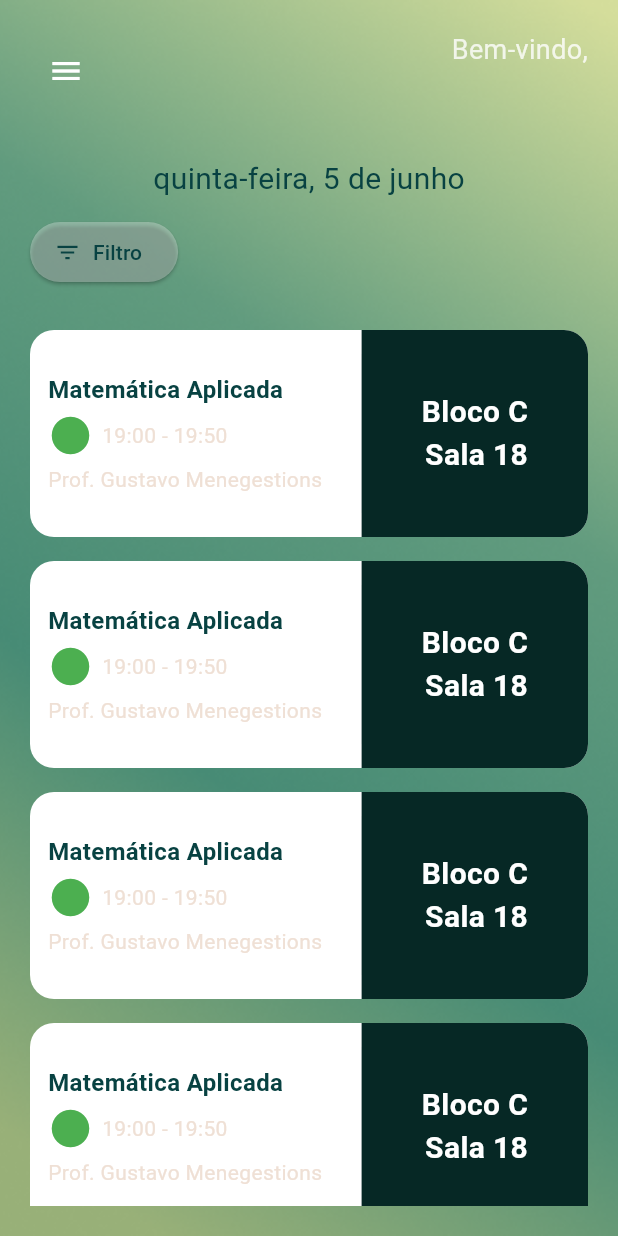
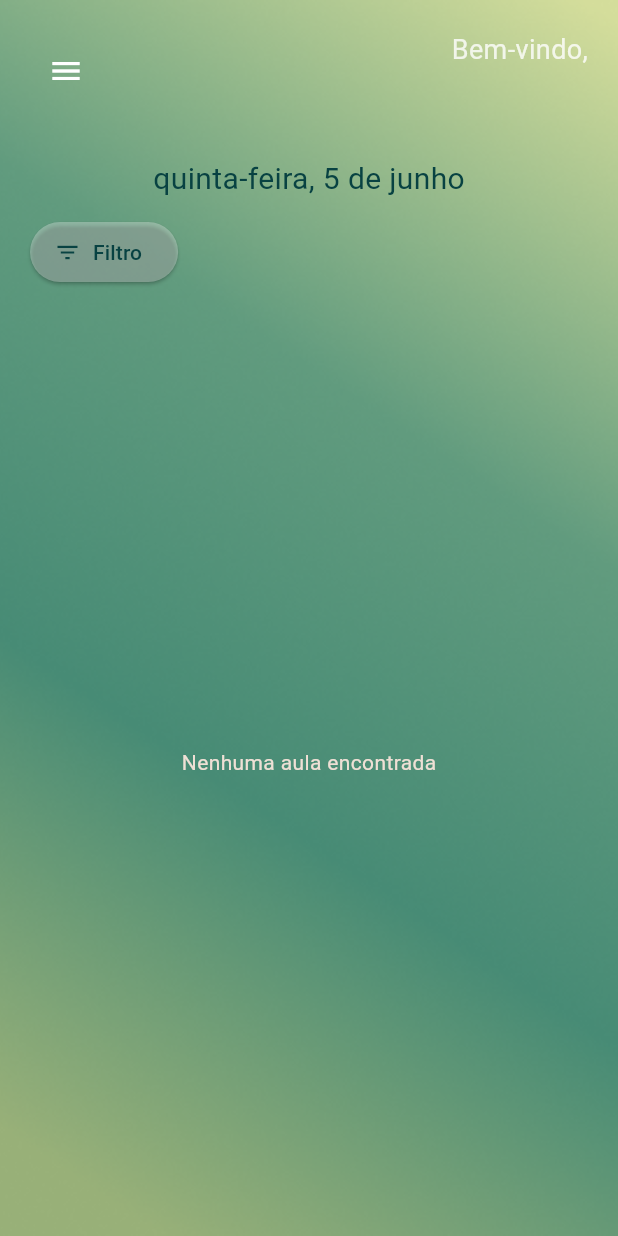
Before and after one commit to MatheusCiotti/EnsalaMais, a Flutter app: the screen it shows once a user with an empty profile is signed in, on a phone screen of 412 x 824 dp. Run offline on Flutter 3.47's test engine with Material 3 defaults, Android fonts, the phone set to English and light mode, and no system bars; our stand-ins replace supabase_flutter; accounts and stored records are empty.

Commit message:
arrumando as aulas na homepage

```diff
--- a/lib/screens/home_screen.dart
+++ b/lib/screens/home_screen.dart
@@ -1,4 +1,6 @@
 import 'package:flutter/material.dart';
+import 'package:sala/models/class.dart';
+import 'package:sala/services/classes_service.dart';
 import '../services/supabase_service.dart';
 import 'package:intl/intl.dart';
 import 'package:intl/date_symbol_data_local.dart';
@@ -25,12 +27,38 @@ class _HomeScreenState extends State<HomeScreen> {
   final List<String> _cursos = ['Engenharia', 'Direito', 'Administração'];
   final List<String> _professores = ['Ana', 'Carlos', 'Beatriz'];
 
+//  List<Map<String, dynamic>> _aulas = [];
+//bool _isLoadingAulas = true;
+
+List<Class> _aulas = [];
+bool _isLoadingAulas = true;
+
+
+
 @override
 void initState() {
   super.initState();
   initializeDateFormatting('pt_BR', null);
   _loadUserData();
+  _loadAulas();
 }
+
+Future<void> _loadAulas() async {
+  try {
+    final aulas = await ClassesService.getClasses();
+    setState(() {
+      _aulas = aulas;
+      _isLoadingAulas = false;
+    });
+  } catch (e) {
+    setState(() => _isLoadingAulas = false);
+    ScaffoldMessenger.of(context).showSnackBar(
+      SnackBar(content: Text('Erro ao carregar aulas: $e')),
+    );
+  }
+}
+
+
 
   Future<void> _loadUserData() async {
     final user = SupabaseService.currentUser;
@@ -79,7 +107,7 @@ class _HomeScreenState extends State<HomeScreen> {
                             ),
                           ),
                           Text(
-                            _userName ?? 'Carregando...',
+                            _userName ?? 'Usuário',
                             style: const TextStyle(
                               color: Colors.white,
                               fontSize: 20,
@@ -152,12 +180,20 @@ class _HomeScreenState extends State<HomeScreen> {
                   ],
 
                   const SizedBox(height: 20),
+
 Expanded(
-                    child: ListView.builder(
-                      itemCount: 4,
-                      itemBuilder: (context, index) => _buildClassCard(),
+  child: _isLoadingAulas
+      ? const Center(child: CircularProgressIndicator())
+      : _aulas.isEmpty
+          ? const Center(child: Text('Nenhuma aula encontrada'))
+          : ListView.builder(
+              itemCount: _aulas.length,
+              itemBuilder: (context, index) =>
+                  _buildClassCardFromData(_aulas[index]),
             ),
 ),
+
+
                 ],
               ),
             ),
@@ -195,7 +231,8 @@ class _HomeScreenState extends State<HomeScreen> {
     );
   }
 
-  Widget _buildClassCard() {
+
+Widget _buildClassCardFromData(Class aula) {
   return Container(
     margin: const EdgeInsets.symmetric(vertical: 8),
     decoration: BoxDecoration(
@@ -209,31 +246,54 @@ class _HomeScreenState extends State<HomeScreen> {
             padding: const EdgeInsets.all(12.0),
             child: Column(
               crossAxisAlignment: CrossAxisAlignment.start,
-                children: const [
+              children: [
                 Text(
-                    'Matemática Aplicada',
-                    style: TextStyle(
+                  aula.name ?? 'Sem título',
+                  style: const TextStyle(
                     fontSize: 16,
                     fontWeight: FontWeight.bold,
                     color: Color.fromRGBO(8, 66, 66, 1),
                   ),
                 ),
-                  SizedBox(height: 4),
+                const SizedBox(height: 4),
                 Row(
                   children: [
-                      Icon(Icons.circle, size: 30, color: Colors.green),
-                      SizedBox(width: 6),
-                      Text('19:00 - 19:50'),
+                    const Icon(Icons.circle, size: 30, color: Colors.green),
+                    const SizedBox(width: 6),
+//HORARIO DE AULA
+                    Text(
+  aula.schedule ?? '00:00',
+  style: const TextStyle(
+    color: Color.fromARGB(255, 0, 0, 0), // Altere para a cor desejada
+    fontSize: 16,
+    fontWeight: FontWeight.w500,
+  ),
+),
+
                   ],
                 ),
-                  SizedBox(height: 4),
-                  Text('Prof. Gustavo Menegestions'),
+                const SizedBox(height: 4),
+
+//PROFESSOR
+                Text(
+  'Prof. ${aula.professorName ?? 'Desconhecido'}',
+  style: const TextStyle(
+    color: Color.fromARGB(255, 0, 0, 0), // ou outra cor
+    fontSize: 14,
+    fontStyle: FontStyle.italic,
+  ),
+),
+
               ],
             ),
           ),
         ),
+
+//PARTE VERDE ONDE MOSTRA A SALA
         Container(
-            padding: const EdgeInsets.all(40),
+  height: 110,
+  width: 130, // ou 120, ajuste conforme seu layout
+  padding: const EdgeInsets.symmetric(vertical: 24, horizontal: 12),
   decoration: const BoxDecoration(
     color: Color(0xFF062825),
     borderRadius: BorderRadius.only(
@@ -241,21 +301,21 @@ class _HomeScreenState extends State<HomeScreen> {
       bottomRight: Radius.circular(16),
     ),
   ),
-            child: const Column(
-              crossAxisAlignment: CrossAxisAlignment.end,
+  child: Column(
+    crossAxisAlignment: CrossAxisAlignment.center,
     children: [
-                Text(
-                  'Bloco C',
+      const Text(
+        'Sala',
         style: TextStyle(
           color: Colors.white,
-                    fontSize: 20,
-                    fontWeight: FontWeight.bold,
+          fontSize: 16,
         ),
       ),
       Text(
-                  'Sala 18',
-                  style: TextStyle(
-                    fontSize: 20,
+        aula.roomName ?? 'Sala ?',
+        textAlign: TextAlign.center,
+        style: const TextStyle(
+          fontSize: 15,
           color: Colors.white,
           fontWeight: FontWeight.bold,
         ),
@@ -263,8 +323,11 @@ class _HomeScreenState extends State<HomeScreen> {
     ],
   ),
 ),
+
       ],
     ),
   );
 }
+
+
 }
```
Also changed, not shown: lib/services/supabase_service.dart (+26 -3 lines), lib/main.dart (line endings or trailing spaces), pubspec.lock. Lines whose indentation alone changed are shown as unchanged.
